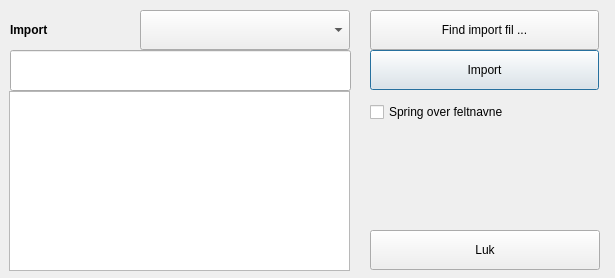
This is buildtools/ui/file_import_dialog.ui in fhdk/eordre2 as Qt 5 draws it before an edit. The edited form follows.
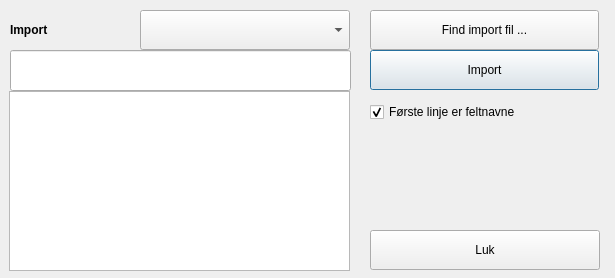
This is the edited form.

Patch:
```diff
--- a/buildtools/ui/file_import_dialog.ui
+++ b/buildtools/ui/file_import_dialog.ui
@@ -129,7 +129,10 @@
     </rect>
    </property>
    <property name="text">
-    <string>Spring over feltnavne</string>
+    <string>Første linje er feltnavne</string>
+   </property>
+   <property name="checked">
+    <bool>true</bool>
    </property>
   </widget>
  </widget>
```
